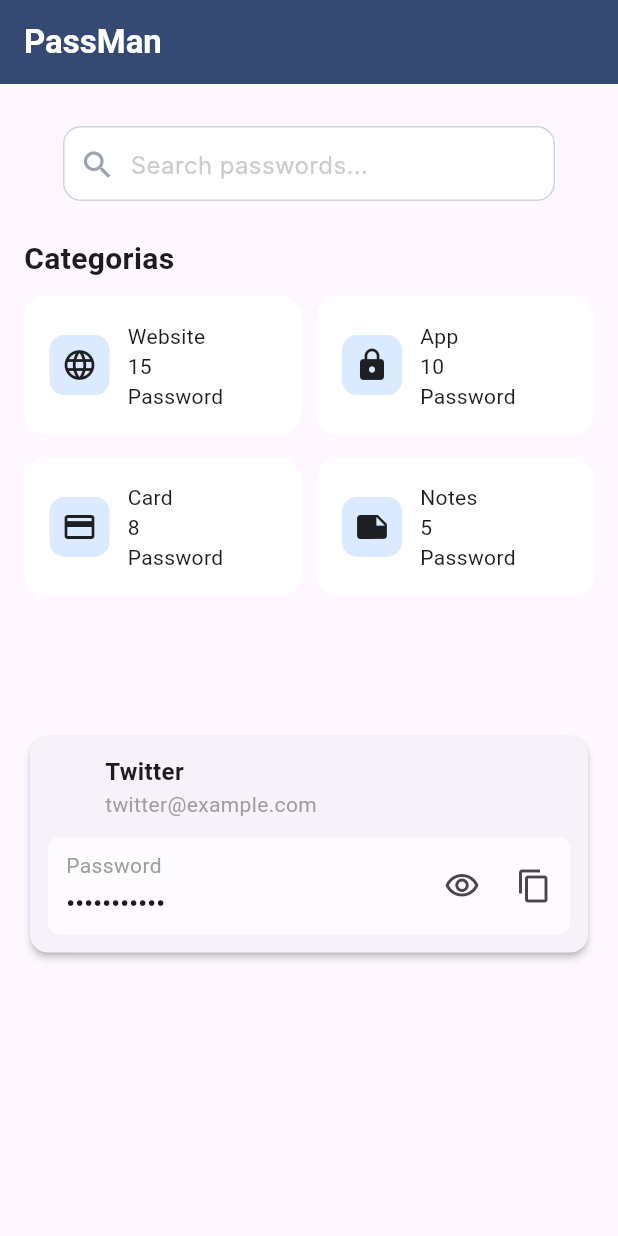
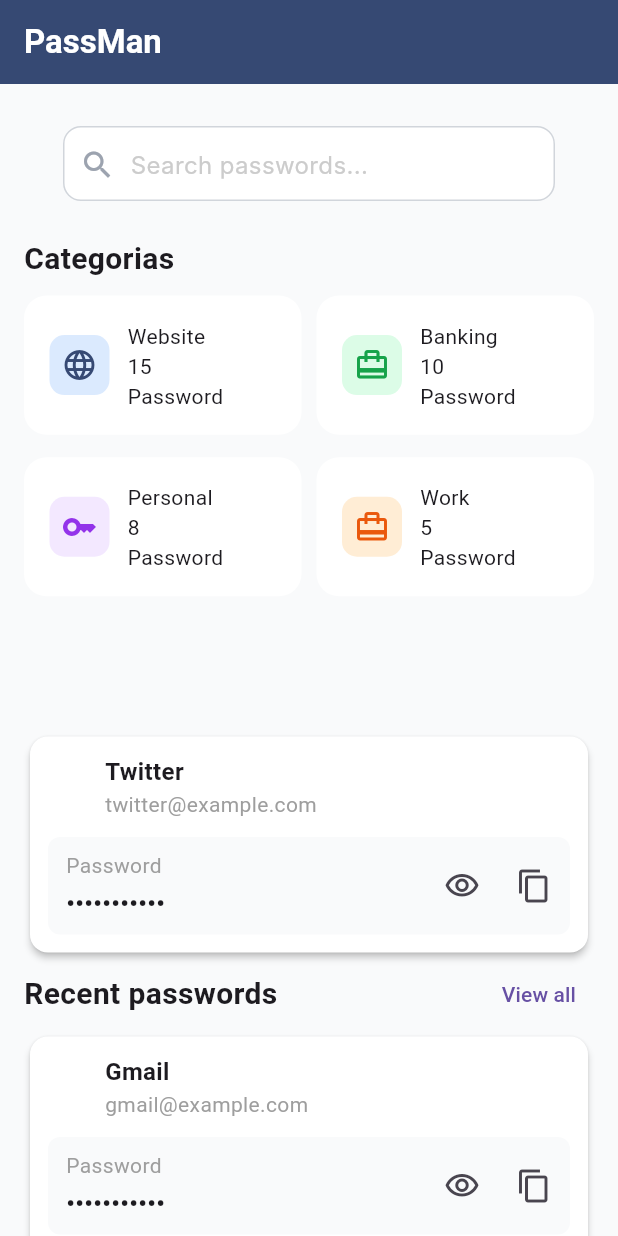
Before and after one commit to YanGarrido/Projeto_Gerenciador_Senha_Flutter, a Flutter app: the screen it shows after launch, on a phone screen of 412 x 824 dp. Run offline on Flutter 3.47's test engine with Material 3 defaults, Android fonts, the phone set to English and light mode, and no system bars; Roboto replaces fonts that are missing (Inter).

Commit message:
feat: ajustando tela inicial

```diff
--- a/lib/home/home_controller.dart
+++ b/lib/home/home_controller.dart
@@ -1,5 +1,6 @@
 import 'package:flutter/material.dart';
 import 'package:flutter_application_1/home/widgets/categories_button.dart';
+import 'package:flutter_application_1/shared/app_colors.dart';
 
 class HomeController {
   final List<CategoriesButton> categories = [
@@ -7,21 +8,29 @@ class HomeController {
       icon: Icons.language,
       categoryName: 'Website',
       value: '15',
+      backgroundColor: AppColors.lightblue,
+      iconColor: AppColors.darkblue,
     ),
     CategoriesButton(
-      icon: Icons.lock,
-      categoryName: 'App',
+      icon: Icons.wallet_travel_outlined,
+      categoryName: 'Banking',
       value: '10',
+      backgroundColor: AppColors.lightgreen,
+      iconColor: AppColors.darkgreen,
     ),
     CategoriesButton(
-      icon: Icons.credit_card,
-      categoryName: 'Card',
+      icon: Icons.key,
+      categoryName: 'Personal',
       value: '8',
+      backgroundColor: AppColors.lightpurple,
+      iconColor: AppColors.darkpurple,
     ),
     CategoriesButton(
-      icon: Icons.note,
-      categoryName: 'Notes',
+      icon: Icons.wallet_travel_outlined,
+      categoryName: 'Work',
       value: '5',
+      backgroundColor: AppColors.lightorange,
+      iconColor: AppColors.darkorange,
     ),
   ];
 }
--- a/lib/home/home_page.dart
+++ b/lib/home/home_page.dart
@@ -10,6 +10,7 @@ class HomePage extends StatelessWidget {
   @override
   Widget build(BuildContext context) {
     return Scaffold(
+      backgroundColor: AppColors.background,
       appBar: AppBar(
         centerTitle: false,
         title: const Text(
@@ -18,7 +19,8 @@ class HomePage extends StatelessWidget {
         ),
         backgroundColor: AppColors.darkblue,
       ),
-      body: Padding(
+      body: SingleChildScrollView(
+        child: Padding(
           padding: const EdgeInsets.symmetric(horizontal: 16.0),
           child: Column(
             crossAxisAlignment: CrossAxisAlignment.center,
@@ -45,11 +47,43 @@ class HomePage extends StatelessWidget {
                     email: 'twitter@example.com',
                     password: 'twitter_password',
                   ),
+                  Row(
+                    mainAxisAlignment: MainAxisAlignment.spaceBetween,
+                    children: [
+                      Text(
+                        'Recent passwords',
+                        style: TextStyle(
+                          fontSize: 20,
+                          fontWeight: FontWeight.bold,
+                        ),
+                      ),
+                      TextButton(
+                        onPressed: () {},
+                        child: Text('View all'),
+                      ),
+                    ],
+                  ),
+                  PasswordView(
+                    title: 'Gmail',
+                    email: 'gmail@example.com',
+                    password: 'gmail_password',
+                  ),
+                  PasswordView(
+                    title: 'Gmail',
+                    email: 'gmail@example.com',
+                    password: 'gmail_password',
+                  ),
+                  PasswordView(
+                    title: 'Gmail',
+                    email: 'gmail@example.com',
+                    password: 'gmail_password',
+                  ),
                 ],
               ),
             ],
           ),
         ),
+      ),
     );
   }
 }
--- a/lib/home/widgets/categories.dart
+++ b/lib/home/widgets/categories.dart
@@ -25,6 +25,8 @@ class Categories extends StatelessWidget {
             icon: category.icon,
             categoryName: category.categoryName,
             value: category.value,
+            backgroundColor: category.backgroundColor,
+            iconColor: category.iconColor,
           );
         },
       ),
--- a/lib/home/widgets/categories_button.dart
+++ b/lib/home/widgets/categories_button.dart
@@ -5,11 +5,15 @@ class CategoriesButton extends StatelessWidget {
   final IconData icon;
   final String categoryName;
   final String value;
+  final Color backgroundColor;
+  final Color iconColor;
   const CategoriesButton({
     super.key,
     required this.icon,
     required this.categoryName,
     required this.value,
+    required this.backgroundColor,
+    required this.iconColor,
   });
 
   @override
@@ -31,12 +35,13 @@ class CategoriesButton extends StatelessWidget {
             height: 40,
             decoration: BoxDecoration(
               borderRadius: BorderRadius.circular(10.0),
-              color: AppColors.lightblue,
+              color: backgroundColor,
             ),
 
             child: Icon(
               icon,
               size: 24,
+              color: iconColor,
             ),
           ),
 
--- a/lib/home/widgets/password_view.dart
+++ b/lib/home/widgets/password_view.dart
@@ -1,5 +1,6 @@
 import 'package:flutter/material.dart';
 import 'package:flutter/services.dart';
+import 'package:flutter_application_1/shared/app_colors.dart';
 
 class PasswordView extends StatefulWidget {
   final String title;
@@ -27,6 +28,7 @@ class _PasswordViewState extends State<PasswordView> {
   @override
   Widget build(BuildContext context) {
     return Card(
+      color: Colors.white,
       elevation: 2,
       shape: RoundedRectangleBorder(
         borderRadius: BorderRadius.circular(12),
@@ -62,7 +64,7 @@ class _PasswordViewState extends State<PasswordView> {
               height: 65,
               decoration: BoxDecoration(
                 borderRadius: BorderRadius.circular(8),
-                color: Colors.white70,
+                color: AppColors.lightgrey,
               ),
               child: Row(
                 mainAxisAlignment: MainAxisAlignment.spaceBetween,
--- a/lib/shared/app_colors.dart
+++ b/lib/shared/app_colors.dart
@@ -3,4 +3,12 @@ import 'dart:ui';
 class AppColors {
   static const Color lightblue = Color(0xFFDBEAFE);
   static const Color darkblue = Color(0xFF364973);
+  static const Color darkgreen = Color(0xFF16A34A);
+  static const Color lightgreen = Color(0xFFDCFCE7);
+  static const Color darkpurple = Color(0xFF9333EA);
+  static const Color lightpurple = Color(0xFFF3E8FF);
+  static const Color darkorange = Color(0xFFEA580C);
+  static const Color lightorange = Color(0xFFFFEDD5);
+  static const Color lightgrey = Color(0xFFF9FAFB);
+  static const Color background = Color(0xFFF9FAFB);
 }
```
Lines whose indentation alone changed are shown as unchanged.
